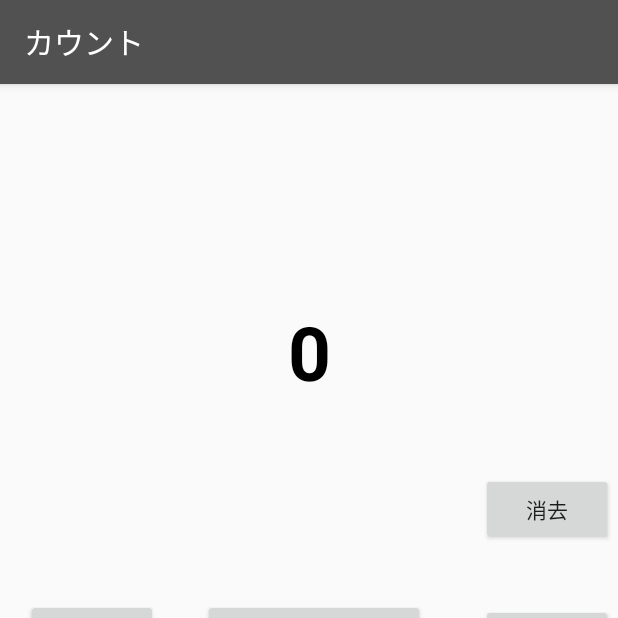
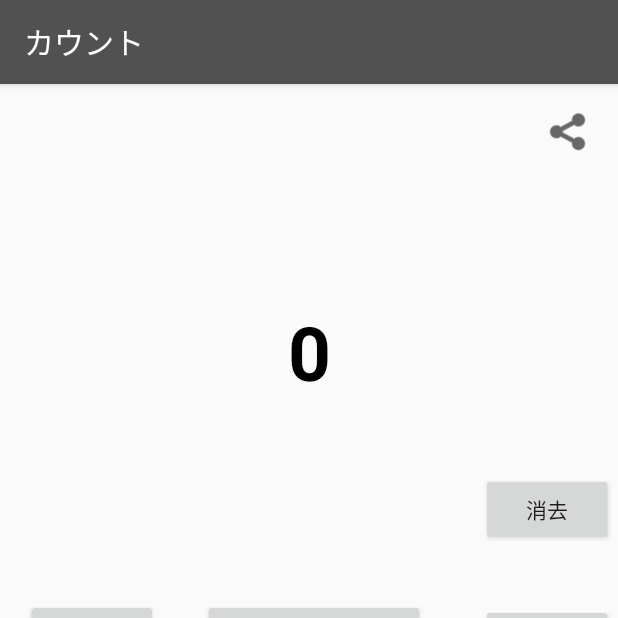
Before and after one commit to itour433/countoriginal, an Android app: the screen it shows after launch (MainActivity), on a phone screen of 412 x 824 dp, the top half of it. Run offline under Robolectric (Android 15) with nearby library versions, the phone set to English and light mode, and no system bars.

Commit message:
カウントした数字を共有できるようにした。

```diff
--- a/app/src/main/res/layout/activity_main.xml
+++ b/app/src/main/res/layout/activity_main.xml
@@ -134,4 +134,17 @@
         app:layout_constraintEnd_toEndOf="parent"
         app:layout_constraintTop_toBottomOf="@+id/button7" />
 
+    <ImageButton
+        android:id="@+id/share"
+        android:layout_width="wrap_content"
+        android:layout_height="wrap_content"
+        android:layout_marginTop="16dp"
+        android:layout_marginEnd="16dp"
+        android:background="#00FFFFFF"
+        android:onClick="share"
+        android:tint="#040404"
+        app:layout_constraintEnd_toEndOf="parent"
+        app:layout_constraintTop_toTopOf="parent"
+        app:srcCompat="@android:drawable/ic_menu_share" />
+
 </androidx.constraintlayout.widget.ConstraintLayout>
```
Also changed, not shown: app/src/main/java/com/mou78/onenotcount/MainActivity.java (+24 -17 lines).
